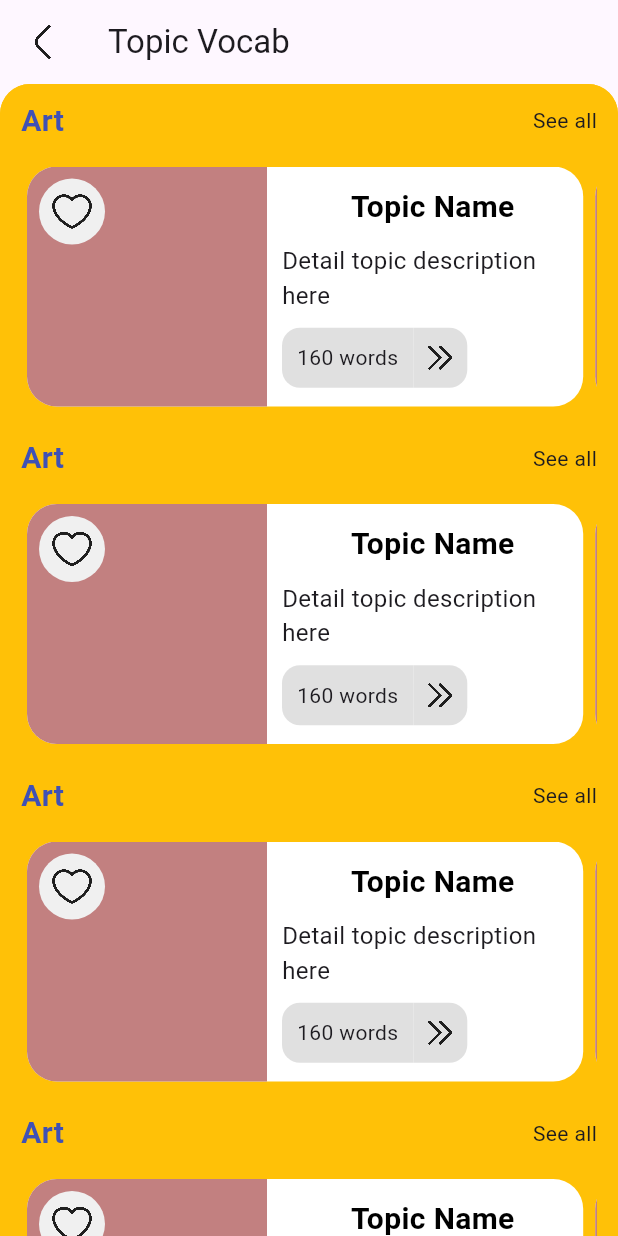
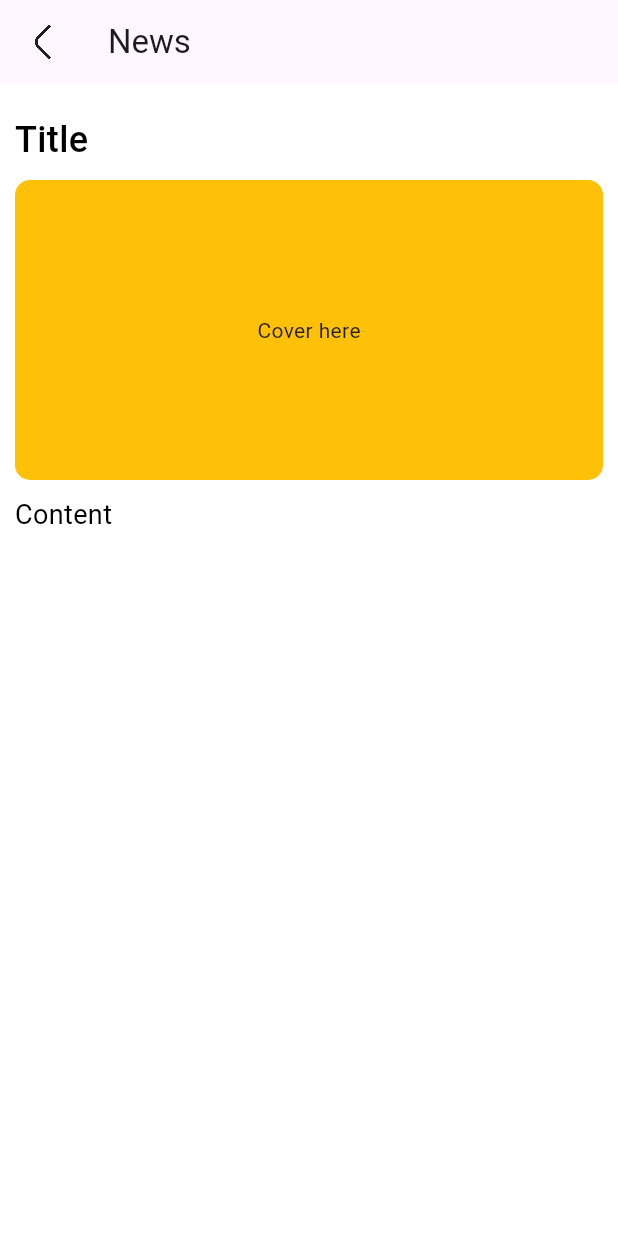
Before and after one commit to baotran310702/Vocab_Hunter, a Flutter app: the screen it shows after launch, after a tap on "News", on a phone screen of 412 x 824 dp. Run offline on Flutter 3.47's test engine with Material 3 defaults, Android fonts, the light colour scheme and no system bars; our stand-ins replace bloc, bloc_concurrency, cloud_firestore, dio, equatable, firebase_auth and 10 more; missing offline and left inert: flippy, translator, workmanager; accounts and stored records are empty; statements that could not run were skipped.

Commit message:
completed home page ui

```diff
--- a/lib/main.dart
+++ b/lib/main.dart
@@ -1,7 +1,6 @@
 import 'package:english_learner/firebase_options.dart';
 import 'package:english_learner/presentations/dictionary_page/dictionary_page.dart';
 import 'package:english_learner/presentations/home/home.dart';
-import 'package:english_learner/presentations/home/views/topic_vocabs_page.dart';
 import 'package:english_learner/presentations/login_page/sign_in_page.dart';
 import 'package:english_learner/presentations/login_page/sign_up_page.dart';
 import 'package:english_learner/presentations/user_profile/user_profile.dart';
--- a/lib/presentations/dictionary_page/dictionary_page.dart
+++ b/lib/presentations/dictionary_page/dictionary_page.dart
@@ -1,6 +1,7 @@
 import 'package:english_learner/models/vocabulary/vocabulary.dart';
 import 'package:english_learner/presentations/dictionary_page/bloc/translate_page_bloc.dart';
 import 'package:english_learner/presentations/dictionary_page/widgets/vocabulary_information.dart';
+import 'package:english_learner/presentations/home/widgets/header_informations.dart';
 import 'package:flutter/material.dart';
 import 'package:flutter_bloc/flutter_bloc.dart';
 
@@ -37,34 +38,71 @@ class _DictionaryPageState extends State<DictionaryPage> {
         builder: (context, state) {
           return Scaffold(
             resizeToAvoidBottomInset: false,
-            appBar: AppBar(
-              title: const Text('Dictionary'),
-              centerTitle: true,
-            ),
             body: SafeArea(
-              child: Stack(
-                children: [
-                  Container(
-                    color: Colors.amber,
+              child: SizedBox(
                 height: MediaQuery.of(context).size.height,
                 width: MediaQuery.of(context).size.width,
                 child: Column(
+                  crossAxisAlignment: CrossAxisAlignment.start,
                   children: [
-                        const SizedBox(height: 60),
+                    const HeaderInformations(
+                      title: "Search anywords you want,lets learn togother!",
+                    ),
+                    const SizedBox(height: 20),
                     Expanded(
-                          child: VocabularyInfor(
-                            vocabulary: currentVocabulary ?? Vocabulary.empty(),
+                      child: Stack(
+                        children: [
+                          searchBox(context, state),
+                          Padding(
+                            padding: const EdgeInsets.only(top: 66),
+                            child: Column(
+                              children: [
+                                const Text(
+                                  "Search History",
+                                  style: TextStyle(
+                                    fontWeight: FontWeight.bold,
+                                    fontSize: 18,
+                                  ),
+                                ),
+                                const SizedBox(height: 10),
+                                Expanded(
+                                  child: SingleChildScrollView(
+                                    scrollDirection: Axis.vertical,
+                                    child: Column(
+                                      children: List.generate(
+                                        10,
+                                        (index) => Container(
+                                          padding: const EdgeInsets.all(10),
+                                          width:
+                                              MediaQuery.of(context).size.width,
+                                          height: 100,
+                                          color: Colors.amber,
+                                        ),
+                                      ),
+                                    ),
                                   ),
                                 ),
                               ],
                             ),
                           ),
-                  Positioned(
-                    child: Column(
+                        ],
+                      ),
+                    ),
+                  ],
+                ),
+              ),
+            ),
+          );
+        },
+      ),
+    );
+  }
+
+  Widget searchBox(BuildContext context, TranslatePageState state) {
+    return Column(
       children: [
         Container(
-                          padding: const EdgeInsets.symmetric(
-                              horizontal: 8, vertical: 2),
+          padding: const EdgeInsets.symmetric(horizontal: 8, vertical: 2),
           child: Stack(
             children: [
               TextFormField(
@@ -75,9 +113,7 @@ class _DictionaryPageState extends State<DictionaryPage> {
                     isShowingResult = true;
                   });
                   _debouncer.run(() {
-                                    context
-                                        .read<TranslatePageBloc>()
-                                        .add(LoadingSearch());
+                    context.read<TranslatePageBloc>().add(LoadingSearch());
                     _onSearchChange(context, value.toString());
                   });
                 },
@@ -89,11 +125,9 @@ class _DictionaryPageState extends State<DictionaryPage> {
                 decoration: const InputDecoration(
                   hintText: 'Search vocabulary here...',
                   border: OutlineInputBorder(
-                                    borderRadius:
-                                        BorderRadius.all(Radius.circular(20)),
+                    borderRadius: BorderRadius.all(Radius.circular(20)),
                   ),
-                                  contentPadding:
-                                      EdgeInsets.symmetric(horizontal: 16),
+                  contentPadding: EdgeInsets.symmetric(horizontal: 16),
                 ),
               ),
               Positioned(
@@ -110,11 +144,9 @@ class _DictionaryPageState extends State<DictionaryPage> {
         ),
         Flexible(
           child: Container(
-                            margin: const EdgeInsets.only(
-                                top: 6, left: 4, right: 4),
+            margin: const EdgeInsets.only(top: 6, left: 4, right: 4),
             constraints: BoxConstraints(
-                              maxHeight:
-                                  MediaQuery.of(context).size.height * 0.4,
+              maxHeight: MediaQuery.of(context).size.height * 0.4,
             ),
             decoration: BoxDecoration(
               color: Colors.white,
@@ -122,26 +154,21 @@ class _DictionaryPageState extends State<DictionaryPage> {
             ),
             child: ListView.builder(
               shrinkWrap: true,
-                              itemCount: isShowingResult
-                                  ? state.searchedVocabulary.length
-                                  : 0,
+              itemCount: isShowingResult ? state.searchedVocabulary.length : 0,
               itemBuilder: (context, index) {
                 return ListTile(
-                                  title: Text(
-                                      state.searchedVocabulary[index].vocabId),
+                  title: Text(state.searchedVocabulary[index].vocabId),
                   trailing: Text(
-                                    state.searchedVocabulary[index]
-                                                .vietNameseMeaining[0].length <
+                    state.searchedVocabulary[index].vietNameseMeaining[0]
+                                .length <
                             24
-                                        ? state.searchedVocabulary[index]
-                                            .vietNameseMeaining[0]
+                        ? state.searchedVocabulary[index].vietNameseMeaining[0]
                         : "${state.searchedVocabulary[index].vietNameseMeaining[0].toString().substring(0, 24)}...",
                   ),
                   onTap: () {
                     setState(() {
                       isShowingResult = false;
-                                      currentVocabulary =
-                                          state.searchedVocabulary[index];
+                      currentVocabulary = state.searchedVocabulary[index];
                     });
 
                     vocabInputController.text =
@@ -153,19 +180,11 @@ class _DictionaryPageState extends State<DictionaryPage> {
           ),
         )
       ],
-                    ),
-                  ),
-                ],
-              ),
-            ),
-          );
-        },
-      ),
     );
   }
 
   void _onSearchChange(BuildContext context, String text) {
-    // BlocProvider.of<TranslatePageBloc>(context).add(TranslateWordLocal(text));
-    BlocProvider.of<TranslatePageBloc>(context).add(TranslateWordRemote(text));
+    BlocProvider.of<TranslatePageBloc>(context).add(TranslateWordLocal(text));
+    // BlocProvider.of<TranslatePageBloc>(context).add(TranslateWordRemote(text));
   }
 }
--- /dev/null
+++ b/lib/presentations/dictionary_page/widgets/item_history_vocabulary.dart
@@ -0,0 +1,13 @@
+import 'package:flutter/material.dart';
+
+class ItemHistoryVocabulary extends StatelessWidget {
+  const ItemHistoryVocabulary({super.key});
+
+  @override
+  Widget build(BuildContext context) {
+    return Container(
+      width: MediaQuery.of(context).size.width,
+      height: 120,
+    );
+  }
+}
--- a/lib/presentations/dictionary_page/widgets/search_box.dart
+++ b/lib/presentations/dictionary_page/widgets/search_box.dart
@@ -24,9 +24,7 @@ class _SearchBoxState extends State<SearchBox> {
         ),
         controller: controller,
         hintText: 'Search for a word',
-        onChanged: (value) {
-          print("Search for $value");
-        },
+        onChanged: (value) {},
         onTap: () {
           controller.openView();
         },
--- a/lib/presentations/home/home.dart
+++ b/lib/presentations/home/home.dart
@@ -13,6 +13,7 @@ class HomePage extends StatefulWidget {
 
 class _HomePageState extends State<HomePage> {
   List<int> list = [1, 2, 3, 4, 5, 6, 7, 8, 9, 10];
+  List<int> listNews = [1, 2, 3, 4];
   @override
   Widget build(BuildContext context) {
     return Scaffold(
@@ -25,7 +26,9 @@ class _HomePageState extends State<HomePage> {
             child: Column(
               crossAxisAlignment: CrossAxisAlignment.start,
               children: [
-                const HeaderInformations(),
+                const HeaderInformations(
+                  title: "Welcome back KICM",
+                ),
                 const SizedBox(height: 40),
                 const Padding(
                   padding: EdgeInsets.symmetric(horizontal: 10),
@@ -78,7 +81,7 @@ class _HomePageState extends State<HomePage> {
                 const SizedBox(height: 20),
                 Column(
                   children: [
-                    for (int i in list)
+                    for (int i in listNews)
                       BoxNews(
                         key: Key(
                           i.toString(),
--- /dev/null
+++ b/lib/presentations/home/views/detail_news_vocabulary.dart
@@ -0,0 +1,70 @@
+import 'package:english_learner/presentations/global_widgets/appbar.dart';
+import 'package:flutter/material.dart';
+
+class DetailNewsPage extends StatefulWidget {
+  const DetailNewsPage({super.key});
+
+  @override
+  State<DetailNewsPage> createState() => _DetailNewsPageState();
+}
+
+class _DetailNewsPageState extends State<DetailNewsPage> {
+  @override
+  Widget build(BuildContext context) {
+    return Scaffold(
+      appBar: const MyAppbar(text: "News"),
+      body: SafeArea(
+        child: Container(
+          width: MediaQuery.of(context).size.width,
+          height: MediaQuery.of(context).size.height,
+          color: Colors.white,
+          child: SingleChildScrollView(
+            scrollDirection: Axis.vertical,
+            child: Column(
+              crossAxisAlignment: CrossAxisAlignment.start,
+              children: [
+                const SizedBox(height: 20),
+                Padding(
+                  padding: const EdgeInsets.symmetric(horizontal: 10),
+                  child: Column(
+                    crossAxisAlignment: CrossAxisAlignment.start,
+                    children: [
+                      const Text(
+                        "Title",
+                        style: TextStyle(
+                          color: Colors.black,
+                          fontSize: 24,
+                          fontWeight: FontWeight.w500,
+                        ),
+                        textAlign: TextAlign.center,
+                      ),
+                      const SizedBox(height: 10),
+                      Container(
+                        width: MediaQuery.of(context).size.width,
+                        height: 200,
+                        decoration: BoxDecoration(
+                            borderRadius: BorderRadius.circular(10),
+                            color: Colors.amber),
+                        child: const Center(child: Text("Cover here")),
+                      ),
+                      const SizedBox(height: 10),
+                      const Text(
+                        "Content",
+                        style: TextStyle(
+                          color: Colors.black,
+                          fontSize: 18,
+                          fontWeight: FontWeight.w400,
+                        ),
+                        textAlign: TextAlign.center,
+                      ),
+                    ],
+                  ),
+                ),
+              ],
+            ),
+          ),
+        ),
+      ),
+    );
+  }
+}
--- a/lib/presentations/home/views/list_vocabulary_page.dart
+++ b/lib/presentations/home/views/list_vocabulary_page.dart
@@ -1,7 +1,6 @@
 import 'package:english_learner/presentations/global_widgets/appbar.dart';
 import 'package:english_learner/presentations/home/widgets/vocabulary_item.dart';
 import 'package:flutter/material.dart';
-import 'package:flutter/widgets.dart';
 
 class ListVocabularyItem extends StatelessWidget {
   const ListVocabularyItem({super.key});
--- a/lib/presentations/home/widgets/box_list_vocab_type.dart
+++ b/lib/presentations/home/widgets/box_list_vocab_type.dart
@@ -1,4 +1,5 @@
 import 'package:english_learner/gen/assets.gen.dart';
+import 'package:english_learner/presentations/home/views/detail_news_vocabulary.dart';
 import 'package:english_learner/presentations/home/views/topic_vocabs_page.dart';
 import 'package:english_learner/presentations/home/widgets/divider.dart';
 import 'package:english_learner/presentations/home/widgets/item_type_vocab.dart';
@@ -76,7 +77,7 @@ class ListVocabType extends StatelessWidget {
                     Navigator.push(
                       context,
                       MaterialPageRoute(
-                        builder: (builder) => const TopicVocab(),
+                        builder: (builder) => const DetailNewsPage(),
                       ),
                     );
                   },
--- a/lib/presentations/home/widgets/box_news.dart
+++ b/lib/presentations/home/widgets/box_news.dart
@@ -1,3 +1,4 @@
+import 'package:english_learner/presentations/home/views/detail_news_vocabulary.dart';
 import 'package:flutter/material.dart';
 
 class BoxNews extends StatefulWidget {
@@ -10,7 +11,16 @@ class BoxNews extends StatefulWidget {
 class _BoxNewsState extends State<BoxNews> {
   @override
   Widget build(BuildContext context) {
-    return Container(
+    return InkWell(
+      onTap: () {
+        Navigator.push(
+          context,
+          MaterialPageRoute(
+            builder: (context) => const DetailNewsPage(),
+          ),
+        );
+      },
+      child: Container(
         margin: const EdgeInsets.symmetric(horizontal: 10, vertical: 5),
         height: 120,
         width: MediaQuery.of(context).size.width,
@@ -45,6 +55,7 @@ class _BoxNewsState extends State<BoxNews> {
             ),
           ],
         ),
+      ),
     );
   }
 }
--- a/lib/presentations/home/widgets/box_topic_item.dart
+++ b/lib/presentations/home/widgets/box_topic_item.dart
@@ -1,8 +1,6 @@
 import 'package:english_learner/gen/assets.gen.dart';
 import 'package:english_learner/presentations/home/views/list_topic_vocab_page.dart';
 import 'package:flutter/material.dart';
-
-import 'list_topics_vocab.dart';
 
 class BoxTopicItem extends StatefulWidget {
   const BoxTopicItem({super.key});
--- a/lib/presentations/home/widgets/header_informations.dart
+++ b/lib/presentations/home/widgets/header_informations.dart
@@ -2,7 +2,8 @@ import 'package:english_learner/gen/assets.gen.dart';
 import 'package:flutter/material.dart';
 
 class HeaderInformations extends StatefulWidget {
-  const HeaderInformations({super.key});
+  final String title;
+  const HeaderInformations({super.key, required this.title});
 
   @override
   State<HeaderInformations> createState() => _HeaderInformationsState();
@@ -49,9 +50,9 @@ class _HeaderInformationsState extends State<HeaderInformations> {
               )
             ],
           ),
-          const Text(
-            "Welcome to English Learner",
-            style: TextStyle(
+          Text(
+            widget.title,
+            style: const TextStyle(
               color: Colors.black,
               fontSize: 18,
               fontWeight: FontWeight.bold,
```
Lines whose indentation alone changed are shown as unchanged.
